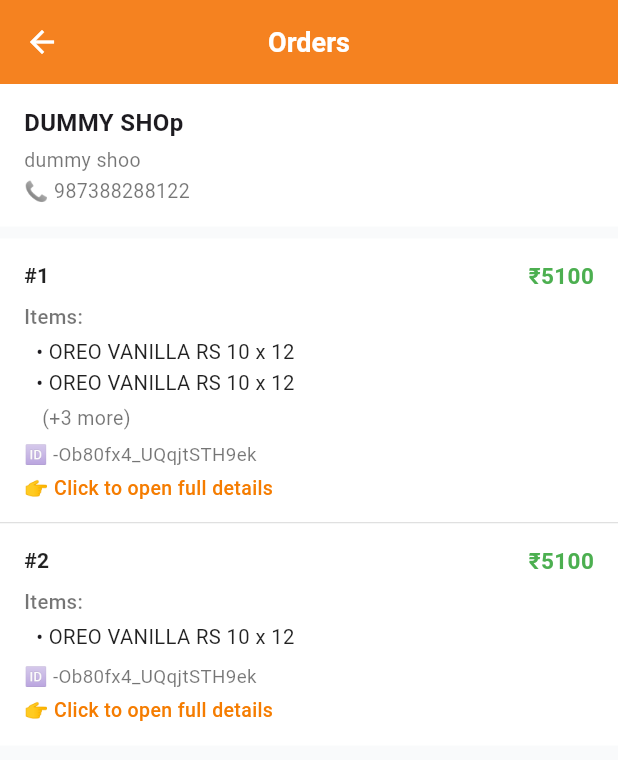
After one commit to SanchitBatra-DevelopAnything/ODO-Delivery-Partner, a Flutter app: the MemberOrdersScreen screen opened by its route, on a phone screen of 412 x 824 dp. The commit adds this screen. Shown: the top 760 px of the screen. Run offline on Flutter 3.47's test engine with Material 3 defaults, Android fonts, the phone set to English and light mode, and no system bars; our stand-ins replace firebase_core; accounts and stored records are empty; network calls fail.

Commit message:
Added orders screen

```diff
--- a/lib/assignments.dart
+++ b/lib/assignments.dart
@@ -1,6 +1,5 @@
 import 'package:flutter/material.dart';
 import 'package:odo_delivery_partner/login.dart';
-import 'package:odo_delivery_partner/orders.dart';
 import 'package:odo_delivery_partner/providers/auth.dart';
 import 'package:odo_delivery_partner/providers/order.dart';
 import 'package:provider/provider.dart';
@@ -122,7 +121,15 @@ Future<void> openInGoogleMaps(BuildContext context, double lat, double lng) asyn
           itemBuilder: (context, index) {
             final shop = assignments[index];
 
-            return Card(
+
+            return InkWell(
+              onTap: ()=>{
+                Navigator.pushNamed(context, '/orders', arguments: {
+                  'shopName': shop['shop'],
+                  'orderIds': shop['orderIds'],
+                })
+              },
+              child: Card(
                 elevation: 2,
                 shadowColor: Colors.black12,
                 margin: const EdgeInsets.symmetric(vertical: 8),
@@ -242,6 +249,7 @@ Future<void> openInGoogleMaps(BuildContext context, double lat, double lng) asyn
                     ],
                   ),
                 ),
+              ),
             );
           },
         ),
--- a/lib/main.dart
+++ b/lib/main.dart
@@ -4,7 +4,7 @@ import 'package:flutter/material.dart';
 import 'package:flutter/services.dart';
 import 'package:odo_delivery_partner/assignments.dart';
 import 'package:odo_delivery_partner/login.dart';
-import 'package:odo_delivery_partner/orders.dart';
+import 'package:odo_delivery_partner/memberOrders.dart';
 import 'package:odo_delivery_partner/providers/auth.dart';
 import 'package:odo_delivery_partner/providers/member.dart';
 import 'package:odo_delivery_partner/providers/order.dart';
@@ -65,6 +65,7 @@ class MaterialAppWithInitialRoute extends StatelessWidget {
             routes: {
               '/': (context) => const Login(),
               '/assignments': (context) => const MyAssignmentsScreen(),
+              '/orders': (context) => const MemberOrdersScreen(),
             },
           );
         }
--- /dev/null
+++ b/lib/memberOrders.dart
@@ -0,0 +1,297 @@
+import 'package:flutter/material.dart';
+import 'package:odo_delivery_partner/login.dart';
+
+class MemberOrdersScreen extends StatefulWidget {
+  const MemberOrdersScreen({super.key});
+
+  @override
+  State<MemberOrdersScreen> createState() => _MemberOrdersScreenState();
+}
+
+class _MemberOrdersScreenState extends State<MemberOrdersScreen> {
+  @override
+  Widget build(BuildContext context) {
+    final List<dynamic> orders = [
+      {
+        "id": "-Ob80fx4_UQqjtSTH9ek",
+        "GST": "1234",
+        "area": "NOIDA",
+        "contact": "8743907244",
+        "delivery-latitude": "28.569466",
+        "delivery-longitude": "77.384375",
+        "deviceToken": "",
+        "items": [
+          {
+            "brand": "OREO",
+            "discount_percentage": 15,
+            "item": "OREO VANILLA RS 10 x 12",
+            "price": 6000,
+            "priceAfterDiscount": 5100.0,
+            "quantity": 50,
+          },
+          {
+            "brand": "OREO",
+            "discount_percentage": 15,
+            "item": "OREO VANILLA RS 10 x 12",
+            "price": 6000,
+            "priceAfterDiscount": 5100.0,
+            "quantity": 50,
+          },
+          {
+            "brand": "OREO",
+            "discount_percentage": 15,
+            "item": "OREO VANILLA RS 10 x 12",
+            "price": 6000,
+            "priceAfterDiscount": 5100.0,
+            "quantity": 50,
+          },
+          {
+            "brand": "OREO",
+            "discount_percentage": 15,
+            "item": "OREO VANILLA RS 10 x 12",
+            "price": 6000,
+            "priceAfterDiscount": 5100.0,
+            "quantity": 50,
+          },
+          {
+            "brand": "OREO",
+            "discount_percentage": 15,
+            "item": "OREO VANILLA RS 10 x 12",
+            "price": 6000,
+            "priceAfterDiscount": 5100.0,
+            "quantity": 50,
+          },
+
+        ],
+        "orderDate": "9-10-2025",
+        "orderTime": "10/9/2025 6:21:25 PM",
+        "orderedBy": "POORDAR",
+        "shop": "POORDAR STORE",
+        "shopAddress": "Bahlolpur Noida 63",
+        "status": "out-for-delivery",
+        "totalPrice": 6000.0,
+        "totalPriceAfterDiscount": 5100.0,
+      },
+      {
+        "id": "-Ob80fx4_UQqjtSTH9ek",
+        "GST": "1234",
+        "area": "NOIDA",
+        "contact": "8743907244",
+        "delivery-latitude": "28.569466",
+        "delivery-longitude": "77.384375",
+        "deviceToken": "",
+        "items": [
+          {
+            "brand": "OREO",
+            "discount_percentage": 15,
+            "item": "OREO VANILLA RS 10 x 12",
+            "price": 6000,
+            "priceAfterDiscount": 5100.0,
+            "quantity": 50,
+          },
+        ],
+        "orderDate": "9-10-2025",
+        "orderTime": "10/9/2025 6:21:25 PM",
+        "orderedBy": "POORDAR",
+        "shop": "POORDAR STORE",
+        "shopAddress": "Bahlolpur Noida 63",
+        "status": "out-for-delivery",
+        "totalPrice": 6000.0,
+        "totalPriceAfterDiscount": 5100.0,
+      },
+    ];
+    return Scaffold(
+      backgroundColor: const Color(0xFFF9FAFB),
+      appBar: PreferredSize(
+        preferredSize: const Size.fromHeight(56),
+        child: AppBar(
+          automaticallyImplyLeading: false, // we’ll add our custom back button
+          elevation: 0,
+          backgroundColor: Login.primaryColor,
+          centerTitle: true,
+          title: Text(
+            "Orders",
+            style: const TextStyle(
+              fontWeight: FontWeight.bold,
+              fontSize: 18,
+              color: Colors.white,
+            ),
+          ),
+          leading: IconButton(
+            icon: const Icon(Icons.arrow_back, color: Colors.white),
+            onPressed: () => Navigator.pop(context),
+          ),
+        ),
+      ),
+      body: Column(
+        crossAxisAlignment: CrossAxisAlignment.start,
+        children: [
+          // 🏪 Shop Header
+          Container(
+            width: double.infinity,
+            color: Colors.white,
+            padding: const EdgeInsets.symmetric(horizontal: 16, vertical: 14),
+            child: Column(
+              crossAxisAlignment: CrossAxisAlignment.start,
+              children: [
+                Text(
+                  "DUMMY SHOp",
+                  style: const TextStyle(
+                    fontSize: 16,
+                    fontWeight: FontWeight.w600,
+                  ),
+                ),
+                const SizedBox(height: 4),
+                Text(
+                  "dummy shoo",
+                  style: const TextStyle(fontSize: 13, color: Colors.black54),
+                ),
+                const SizedBox(height: 2),
+                Text(
+                  "📞 987388288122",
+                  style: const TextStyle(fontSize: 13, color: Colors.black54),
+                ),
+              ],
+            ),
+          ),
+
+          const SizedBox(height: 8),
+
+          // 🧾 Orders List
+          Expanded(
+            child: ListView.separated(
+              itemCount: orders.length,
+              separatorBuilder: (_, __) =>
+                  const Divider(height: 0, color: Colors.black12),
+              itemBuilder: (context, index) {
+                final order = orders[index];
+                final items = (order["items"] as List<dynamic>? ?? []);
+                final previewItems = items.take(2).toList();
+                final remaining = items.length - previewItems.length;
+
+                return InkWell(
+                  onTap: () {
+                    Navigator.pushNamed(
+                      context,
+                      '/orderDetails',
+                      arguments: order,
+                    );
+                  },
+                  child: Container(
+                    color: Colors.white,
+                    padding: const EdgeInsets.symmetric(
+                      horizontal: 16,
+                      vertical: 14,
+                    ),
+                    child: Column(
+                      crossAxisAlignment: CrossAxisAlignment.start,
+                      children: [
+                        // 🧾 Serial number + total price
+                        Row(
+                          mainAxisAlignment: MainAxisAlignment.spaceBetween,
+                          children: [
+                            Text(
+                              "#${index + 1}",
+                              style: const TextStyle(
+                                fontWeight: FontWeight.bold,
+                                fontSize: 14,
+                                color: Colors.black87,
+                              ),
+                            ),
+                            Text(
+                              "₹${order["totalPriceAfterDiscount"]?.toStringAsFixed(0) ?? "--"}",
+                              style: const TextStyle(
+                                fontSize: 15,
+                                color: Colors.green,
+                                fontWeight: FontWeight.w600,
+                              ),
+                            ),
+                          ],
+                        ),
+
+                        const SizedBox(height: 8),
+
+                        // 📦 Items preview
+                        const Text(
+                          "Items:",
+                          style: TextStyle(
+                            fontSize: 13.5,
+                            fontWeight: FontWeight.w500,
+                            color: Colors.black54,
+                          ),
+                        ),
+                        const SizedBox(height: 4),
+                        ...previewItems.map((item) {
+                          return Padding(
+                            padding: const EdgeInsets.only(
+                              left: 8,
+                              bottom: 2,
+                              right: 8,
+                            ),
+                            child: Row(
+                              crossAxisAlignment: CrossAxisAlignment.start,
+                              children: [
+                                const Text(
+                                  "• ",
+                                  style: TextStyle(fontSize: 13.5),
+                                ),
+                                Expanded(
+                                  child: Text(
+                                    item["item"] ?? "",
+                                    style: const TextStyle(
+                                      fontSize: 13.5,
+                                      color: Colors.black87,
+                                    ),
+                                    overflow: TextOverflow.ellipsis,
+                                  ),
+                                ),
+                              ],
+                            ),
+                          );
+                        }),
+
+                        if (remaining > 0)
+                          Padding(
+                            padding: const EdgeInsets.only(left: 12, top: 2),
+                            child: Text(
+                              "(+$remaining more)",
+                              style: const TextStyle(
+                                fontSize: 13,
+                                color: Colors.black54,
+                              ),
+                            ),
+                          ),
+
+                        const SizedBox(height: 6),
+
+                        // 🆔 Order ID
+                        Text(
+                          "🆔 ${order["id"] ?? 'No ID'}",
+                          style: const TextStyle(
+                            fontSize: 12.5,
+                            color: Colors.black54,
+                          ),
+                        ),
+
+                        // 👉 Click hint
+                        const SizedBox(height: 4),
+                        Text(
+                          "👉 Click to open full details",
+                          style: TextStyle(
+                            fontSize: 13,
+                            color: Colors.orange.shade700,
+                            fontWeight: FontWeight.w500,
+                          ),
+                        ),
+                      ],
+                    ),
+                  ),
+                );
+              },
+            ),
+          ),
+        ],
+      ),
+    );
+  }
+}
```
Also changed, not shown: lib/orders.dart (deleted, +0 -192 lines). Lines whose indentation alone changed are shown as unchanged.
